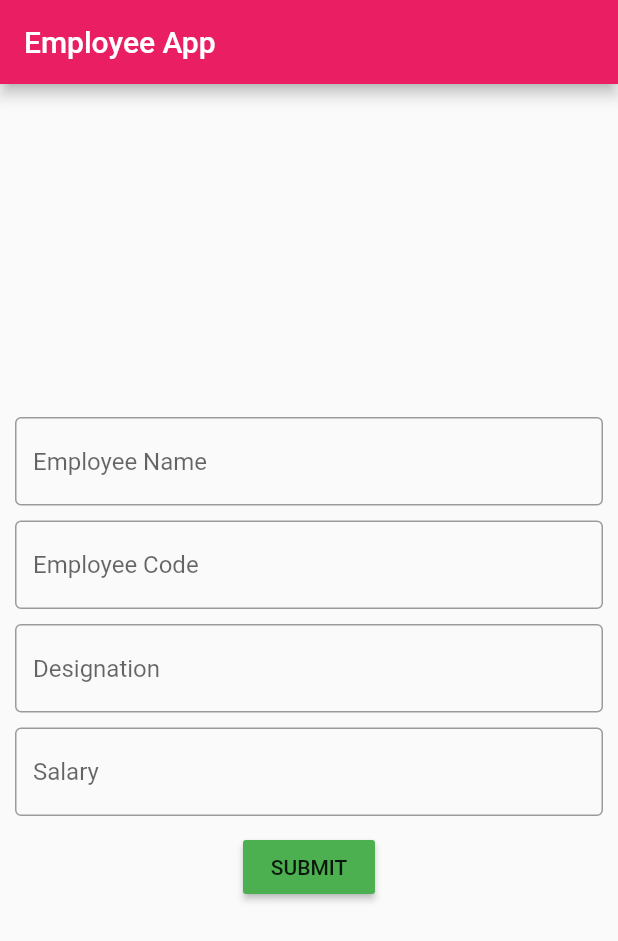
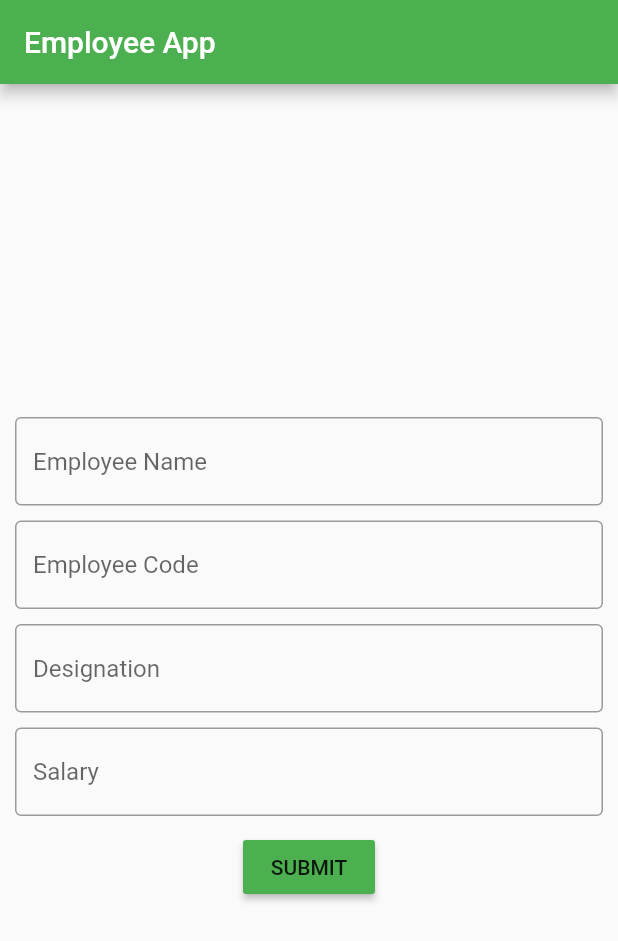
Before and after one commit to meghats123/Flutter-Employee-App, a Flutter app: the screen it shows after launch, on a phone screen of 412 x 824 dp. Shown: the top 941 px of the screen. Run offline on Flutter 3.47's test engine with Material 2 defaults, Android fonts, the phone set to English and light mode, and no system bars.

Commit message:
appbar color changed to GREEN

```diff
--- a/lib/main.dart
+++ b/lib/main.dart
@@ -15,7 +15,7 @@ class MyApp extends StatelessWidget {
       home: Scaffold(
         appBar: AppBar(
           title: Text("Employee App"),
-          backgroundColor: Colors.pink,
+          backgroundColor: Colors.green,
         ),
         body: Container(
           padding: EdgeInsets.all(10.0),
```
